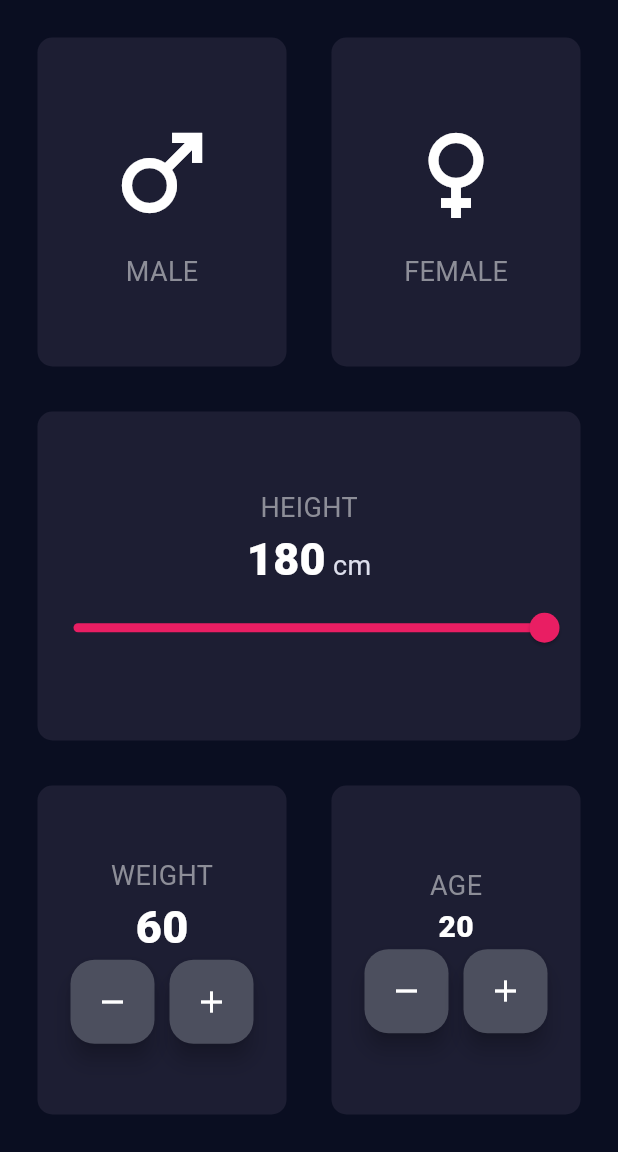
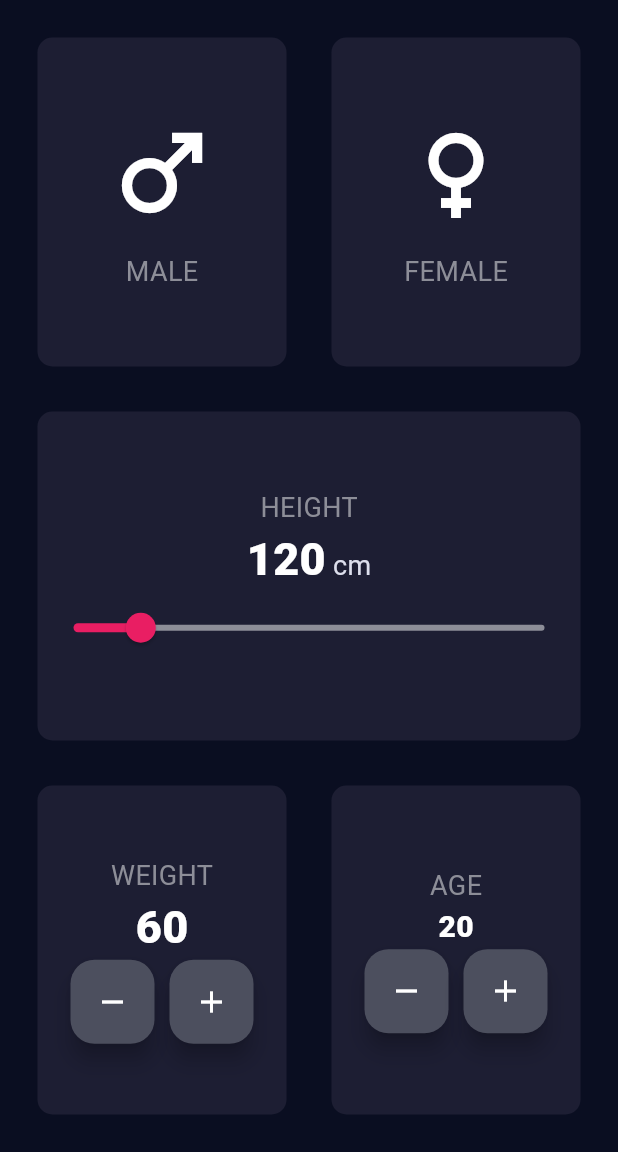
Before and after one commit to TechSavvyNaz/bmi_calculator, a Flutter app: the screen it shows after launch, on a phone screen of 412 x 824 dp, the part 84-1236 px from its top. Run offline on Flutter 3.47's test engine with Material 3 defaults, Android fonts, the phone set to English and light mode, and no system bars.

Commit message:
adjust the slider

```diff
--- a/lib/input_page.dart
+++ b/lib/input_page.dart
@@ -9,7 +9,7 @@ class InputPage extends StatefulWidget {
 
 class _InputPageState extends State<InputPage> {
   String selectedGender = '';
-  int height = 180;
+  int height = 120;
   int weight = 60;
   int age = 20;
 
@@ -133,7 +133,7 @@ class _InputPageState extends State<InputPage> {
                     Slider(
                       value: height.toDouble(),
                       min: 100.0,
-                      max: 180.0,
+                      max: 240.0,
                       activeColor: Colors.pink,
                       inactiveColor: Color(0xFF8D8E98),
                       onChanged: (double newValue) {
```
